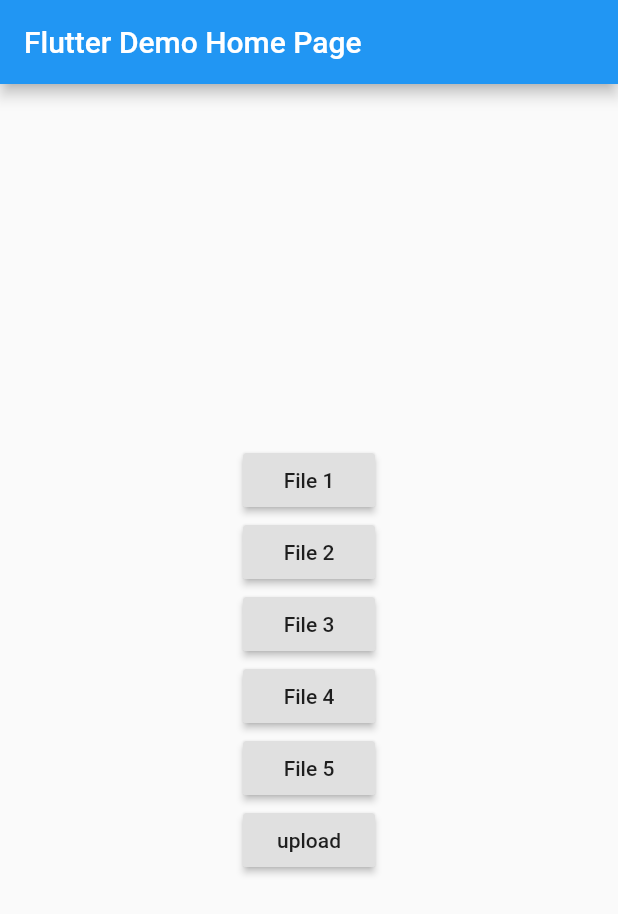
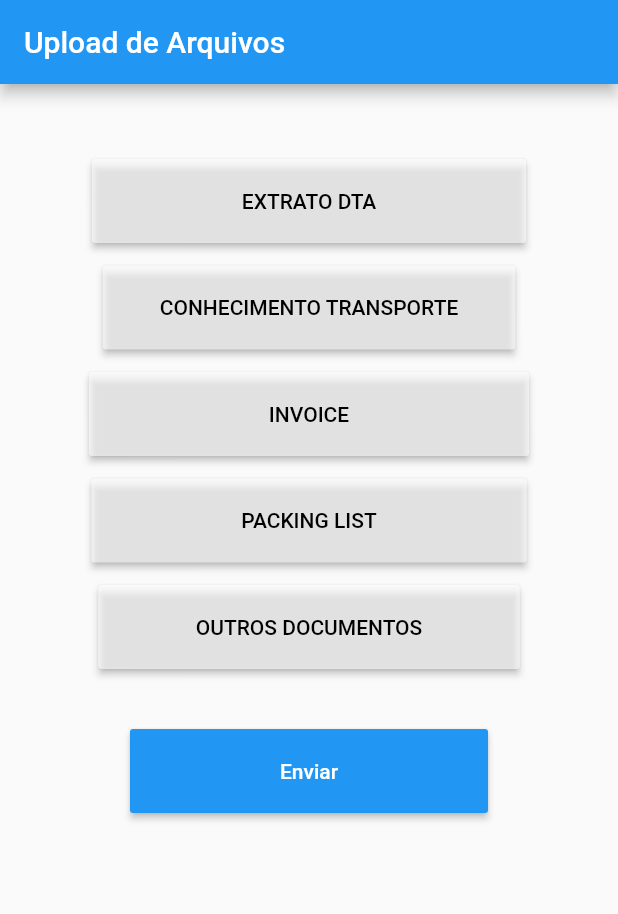
Before and after one commit to viniciusdds/Upload-Flutter, a Flutter app: the screen it shows after launch, on a phone screen of 412 x 824 dp. Shown: the top 914 px of the screen. Run offline on Flutter 3.47's test engine with Material 2 defaults, Android fonts, the phone set to English and light mode, and no system bars; our stand-ins replace dio, file_picker, image_picker.

Commit message:
terceira commit

```diff
--- a/lib/main.dart
+++ b/lib/main.dart
@@ -17,7 +17,7 @@ class MyApp extends StatelessWidget {
       theme: ThemeData(
         primarySwatch: Colors.blue,
       ),
-      home: MyHomePage(title: 'Flutter Demo Home Page'),
+      home: MyHomePage(title: 'Upload de Arquivos'),
     );
   }
 }
@@ -92,11 +92,11 @@ class _MyHomePageState extends State<MyHomePage> {
     String fileName4 = filePath4 != null ? basename(filePath4.path) : "";
     String fileName5 = filePath5 != null ? basename(filePath5.path) : "";
 
-    print("file base name1:$fileName1");
-    print("file base name2:$fileName2");
-    print("file base name3:$fileName3");
-    print("file base name4:$fileName4");
-    print("file base name5:$fileName5");
+    // print("file base name1:$fileName1");
+    // print("file base name2:$fileName2");
+    // print("file base name3:$fileName3");
+    // print("file base name4:$fileName4");
+    // print("file base name5:$fileName5");
 
     try {
       FormData formData = new FormData.fromMap({
@@ -111,53 +111,96 @@ class _MyHomePageState extends State<MyHomePage> {
       });
 
       Response response = await Dio().post("http://10.101.10.22:8080/camera/uploads.php",data: formData);
-      print("File upload response: $response");
+      //print("File upload response: $response");
       _showSnackBarMsg(response.data['message']);
     } catch (e) {
-      print("expectation Caugch: $e");
+      //print("expectation Caugch: $e");
     }
   }
 
   void _showSnackBarMsg(String msg){
     _scaffoldstate.currentState
         .showSnackBar( new SnackBar(content: new Text(msg),));
+    setState(() {
+      _file1 = null;
+      _file2 = null;
+      _file3 = null;
+      _file4 = null;
+      _file5 = null;
+    });
   }
 
   @override
   Widget build(BuildContext context) {
+
     return Scaffold(
       key: _scaffoldstate,
       appBar: AppBar(
         title: Text(widget.title),
       ),
-      body: Center(
-
+      body: Container(
+        width: MediaQuery.of(context).size.width,
+        height: MediaQuery.of(context).size.height,
+        child: SingleChildScrollView(
+          padding: EdgeInsets.only(top: 50),
           child: Column(
-
             mainAxisAlignment: MainAxisAlignment.center,
             children: <Widget>[
              RaisedButton(
-               child: Text("File 1"),
+                 color: _file1 == null ? Colors.white60 : Colors.green,
+                 textColor: _file1 == null ? Colors.black : Colors.white,
+                 padding: EdgeInsets.only(left: 100, right: 100, top: 20, bottom: 20),
+                 child: Text("EXTRATO DTA"),
                  onPressed: getFile1
              ),
+             SizedBox(
+               height: 15,
+             ),
              RaisedButton(
-               child: Text("File 2"),
+                 color: _file2 == null ? Colors.white60 : Colors.green,
+                 textColor: _file2 == null ? Colors.black : Colors.white,
+                 padding: EdgeInsets.only(left: 38, right: 38, top: 20, bottom: 20),
+                 child: Text("CONHECIMENTO TRANSPORTE"),
                  onPressed: getFile2
              ),
+             SizedBox(
+               height: 15,
+             ),
              RaisedButton(
-                child: Text("File 3"),
+                  color: _file3 == null ? Colors.white60 : Colors.green,
+                  textColor: _file3 == null ? Colors.black : Colors.white,
+                  padding: EdgeInsets.only(left: 120, right: 120, top: 20, bottom: 20),
+                  child: Text("INVOICE"),
                   onPressed: getFile3
              ),
+             SizedBox(
+               height: 15,
+             ),
              RaisedButton(
-                child: Text("File 4"),
+                  color: _file4 == null ? Colors.white60 : Colors.green,
+                  textColor: _file4 == null ? Colors.black : Colors.white,
+                  padding: EdgeInsets.only(left: 100, right: 100, top: 20, bottom: 20),
+                  child: Text("PACKING LIST"),
                   onPressed: getFile4
              ),
+             SizedBox(
+               height: 15,
+             ),
              RaisedButton(
-                child: Text("File 5"),
+                  color: _file5 == null ? Colors.white60 : Colors.green,
+                  textColor: _file5 == null ? Colors.black : Colors.white,
+                  padding: EdgeInsets.only(left: 65, right: 65, top: 20, bottom: 20),
+                  child: Text("OUTROS DOCUMENTOS"),
                   onPressed: getFile5
              ),
+             SizedBox(
+               height: 40,
+             ),
              RaisedButton(
-                child: Text("upload"),
+                  color: Colors.blue,
+                  textColor: Colors.white,
+                  padding: EdgeInsets.only(left: 100, right: 100, top: 20, bottom: 20),
+                  child: Text("Enviar"),
                   onPressed: (){
                     _uploadFile1(
                       filePath1: _file1,
@@ -171,6 +214,7 @@ class _MyHomePageState extends State<MyHomePage> {
             ],
           ),
         ),
+      ),
       // floatingActionButton: FloatingActionButton(
       //   onPressed: getFile,
       //   tooltip: 'Increment',
```
Lines whose indentation alone changed are shown as unchanged.
